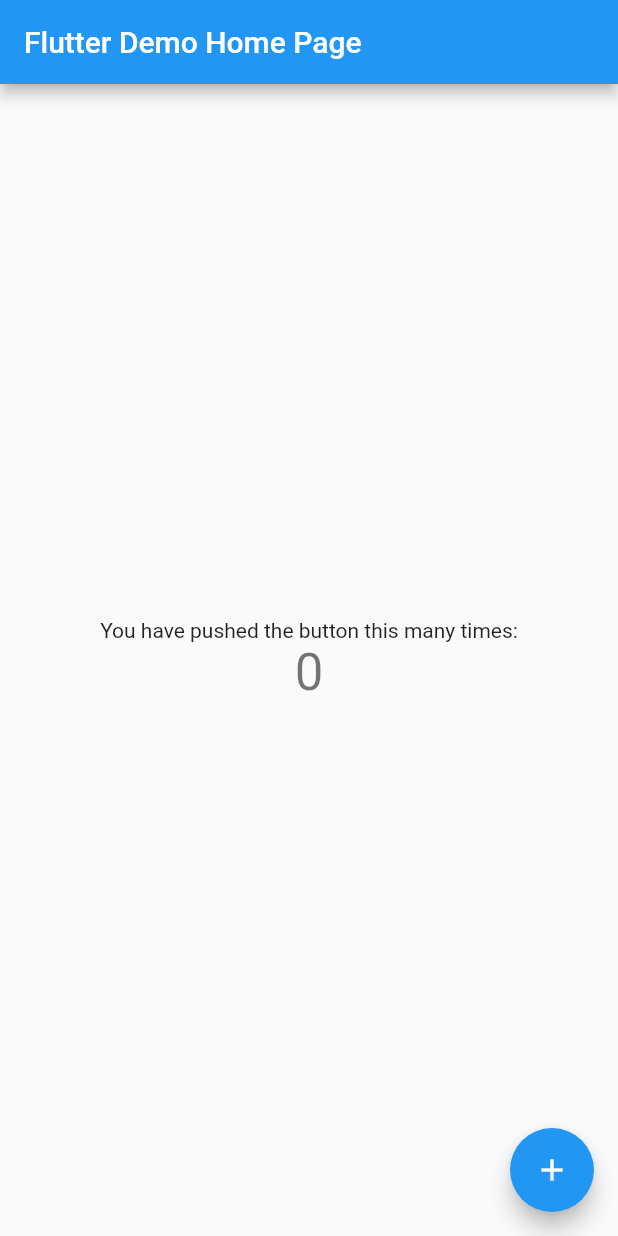
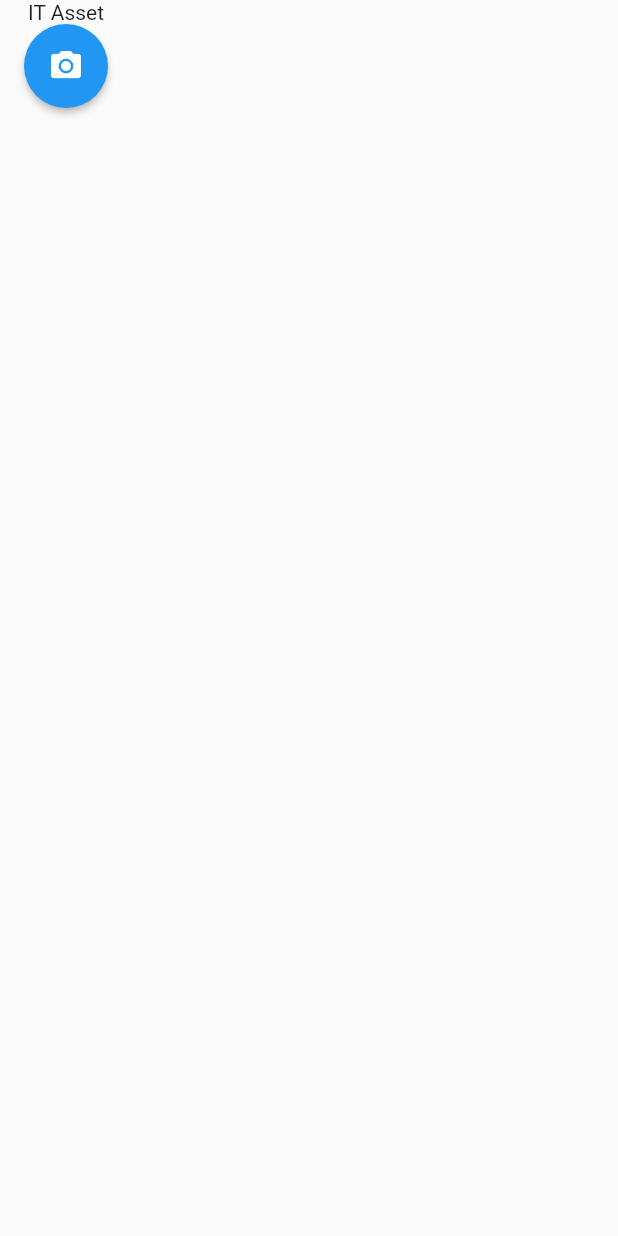
Before and after one commit to boraprae/it_school_asset_app, a Flutter app: the screen it shows after launch, on a phone screen of 412 x 824 dp. Run offline on Flutter 3.47's test engine with Material 2 defaults, Android fonts, the phone set to English and light mode, and no system bars.

Commit message:
intitial commit

```diff
--- /dev/null
+++ b/lib/assets/asset_scan.dart
@@ -0,0 +1,32 @@
+import 'package:flutter/material.dart';
+
+class AssetScan extends StatelessWidget {
+  const AssetScan({Key? key}) : super(key: key);
+
+  @override
+  Widget build(BuildContext context) {
+    return Scaffold(
+      body: Container(
+        child: Column(
+          crossAxisAlignment: CrossAxisAlignment.center,
+          children: [
+            Text(
+              "IT Asset",
+            ),
+            MaterialButton(
+              onPressed: () {},
+              color: Colors.blue,
+              textColor: Colors.white,
+              child: Icon(
+                Icons.camera_alt,
+                size: 24,
+              ),
+              padding: EdgeInsets.all(16),
+              shape: CircleBorder(),
+            ),
+          ],
+        ),
+      ),
+    );
+  }
+}
--- a/lib/main.dart
+++ b/lib/main.dart
@@ -1,115 +1,14 @@
 import 'package:flutter/material.dart';
+import 'package:project_asset/assets/asset_scan.dart';
 
 void main() {
-  runApp(const MyApp());
+  runApp(
+      MaterialApp(
+      debugShowCheckedModeBanner: false,
+      initialRoute: '/assetScan',
+      routes: {
+        '/assetScan': (context) => AssetScan(),
+      },
+    ),
+  );
 }
-
-class MyApp extends StatelessWidget {
-  const MyApp({Key? key}) : super(key: key);
-
-  // This widget is the root of your application.
-  @override
-  Widget build(BuildContext context) {
-    return MaterialApp(
-      title: 'Flutter Demo',
-      theme: ThemeData(
-        // This is the theme of your application.
-        //
-        // Try running your application with "flutter run". You'll see the
-        // application has a blue toolbar. Then, without quitting the app, try
-        // changing the primarySwatch below to Colors.green and then invoke
-        // "hot reload" (press "r" in the console where you ran "flutter run",
-        // or simply save your changes to "hot reload" in a Flutter IDE).
-        // Notice that the counter didn't reset back to zero; the application
-        // is not restarted.
-        primarySwatch: Colors.blue,
-      ),
-      home: const MyHomePage(title: 'Flutter Demo Home Page'),
-    );
-  }
-}
-
-class MyHomePage extends StatefulWidget {
-  const MyHomePage({Key? key, required this.title}) : super(key: key);
-
-  // This widget is the home page of your application. It is stateful, meaning
-  // that it has a State object (defined below) that contains fields that affect
-  // how it looks.
-
-  // This class is the configuration for the state. It holds the values (in this
-  // case the title) provided by the parent (in this case the App widget) and
-  // used by the build method of the State. Fields in a Widget subclass are
-  // always marked "final".
-
-  final String title;
-
-  @override
-  State<MyHomePage> createState() => _MyHomePageState();
-}
-
-class _MyHomePageState extends State<MyHomePage> {
-  int _counter = 0;
-
-  void _incrementCounter() {
-    setState(() {
-      // This call to setState tells the Flutter framework that something has
-      // changed in this State, which causes it to rerun the build method below
-      // so that the display can reflect the updated values. If we changed
-      // _counter without calling setState(), then the build method would not be
-      // called again, and so nothing would appear to happen.
-      _counter++;
-    });
-  }
-
-  @override
-  Widget build(BuildContext context) {
-    // This method is rerun every time setState is called, for instance as done
-    // by the _incrementCounter method above.
-    //
-    // The Flutter framework has been optimized to make rerunning build methods
-    // fast, so that you can just rebuild anything that needs updating rather
-    // than having to individually change instances of widgets.
-    return Scaffold(
-      appBar: AppBar(
-        // Here we take the value from the MyHomePage object that was created by
-        // the App.build method, and use it to set our appbar title.
-        title: Text(widget.title),
-      ),
-      body: Center(
-        // Center is a layout widget. It takes a single child and positions it
-        // in the middle of the parent.
-        child: Column(
-          // Column is also a layout widget. It takes a list of children and
-          // arranges them vertically. By default, it sizes itself to fit its
-          // children horizontally, and tries to be as tall as its parent.
-          //
-          // Invoke "debug painting" (press "p" in the console, choose the
-          // "Toggle Debug Paint" action from the Flutter Inspector in Android
-          // Studio, or the "Toggle Debug Paint" command in Visual Studio Code)
-          // to see the wireframe for each widget.
-          //
-          // Column has various properties to control how it sizes itself and
-          // how it positions its children. Here we use mainAxisAlignment to
-          // center the children vertically; the main axis here is the vertical
-          // axis because Columns are vertical (the cross axis would be
-          // horizontal).
-          mainAxisAlignment: MainAxisAlignment.center,
-          children: <Widget>[
-            const Text(
-              'You have pushed the button this many times:',
-            ),
-            Text(
-              '$_counter',
-              style: Theme.of(context).textTheme.headline4,
-            ),
-          ],
-        ),
-      ),
-      floatingActionButton: FloatingActionButton(
-        onPressed: _incrementCounter,
-        tooltip: 'Increment',
-        child: const Icon(Icons.add),
-      ), // This trailing comma makes auto-formatting nicer for build methods.
-    );
-  }
-}
```
Also changed, not shown: 1 other file.
